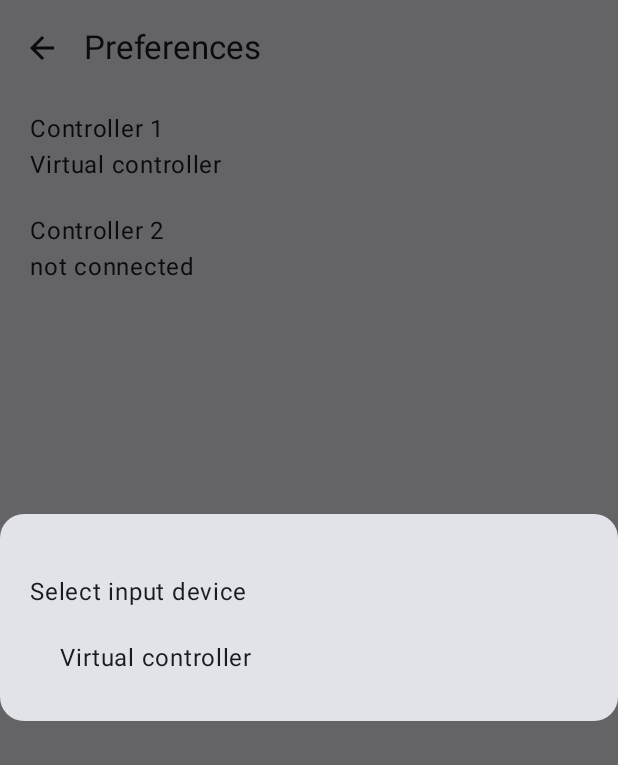
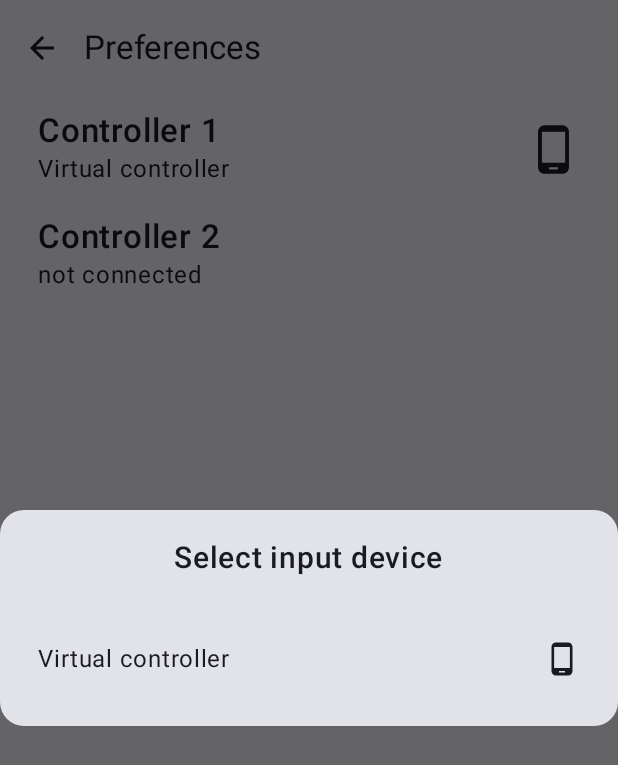
Before and after one commit to onandor/NesEmuAndroid, an Android app built with Jetpack Compose: the PreferencesScreen screen opened through its navigation route, after a tap on "Controller 1", on a phone screen of 412 x 824 dp. Shown: the top 765 px of the screen. Run offline under Robolectric (Android 15) with nearby library versions, the phone set to English and light mode, and no system bars; our stand-ins replace Dagger/Hilt's generated code; 1 statement that could not run was skipped.

Commit message:
Improve input device selection

```diff
--- a/app/src/main/java/com/onandor/nesemu/input/NesInputManager.kt
+++ b/app/src/main/java/com/onandor/nesemu/input/NesInputManager.kt
@@ -4,21 +4,29 @@ import android.hardware.input.InputManager
 import android.util.Log
 import android.view.InputDevice
 import android.view.KeyEvent
+import kotlinx.coroutines.flow.MutableStateFlow
+import kotlinx.coroutines.flow.asStateFlow
+import kotlinx.coroutines.flow.update
 
 class NesInputManager(private val inputManager: InputManager) {
 
+    data class State(
+        val availableDevices: List<NesInputDevice> = emptyList(),
+        val controller1Device: NesInputDevice? = null,
+        val controller2Device: NesInputDevice? = null
+    )
+
     private val availableDevicesMap = mutableMapOf<Int, NesInputDevice>()
-    val availableDevices: List<NesInputDevice>
-        get() {
-            return availableDevicesMap.values.toList()
-        }
 
-    private val controller1Buttons = initControllerButtons()
-    private val controller2Buttons = initControllerButtons()
+    private val controller1Buttons: MutableMap<NesButton, NesButtonState> = initControllerButtons()
+    private val controller2Buttons: MutableMap<NesButton, NesButtonState> = initControllerButtons()
     var controller1Device: NesInputDevice? = null
         private set
     var controller2Device: NesInputDevice? = null
         private set
+
+    private val _state = MutableStateFlow(State())
+    val state = _state.asStateFlow()
 
     private val inputDeviceListener = object : InputManager.InputDeviceListener {
 
@@ -27,12 +35,23 @@ class NesInputManager(private val inputManager: InputManager) {
             if (device == null || availableDevicesMap.contains(deviceId)) {
                 return
             }
-            getNesInputDevice(device)?.let { availableDevicesMap.put(it.id, it) }
+            getNesInputDevice(device)?.let {
+                availableDevicesMap.put(it.id, it)
+                updateState()
+            }
             Log.d(TAG, "Input device added: ${device.name} (id: $deviceId)")
         }
 
         override fun onInputDeviceRemoved(deviceId: Int) {
             val nesDevice = availableDevicesMap.remove(deviceId)
+            nesDevice?.let {
+                if (controller1Device == it) {
+                    controller1Device = null
+                } else if (controller2Device == it) {
+                    controller2Device = null
+                }
+                updateState()
+            }
             Log.d(TAG, "Input device removed: ${nesDevice?.name} (id: ${nesDevice?.id})")
         }
 
@@ -40,8 +59,8 @@ class NesInputManager(private val inputManager: InputManager) {
     }
 
     init {
+        controller1Device = VIRTUAL_CONTROLLER
         refreshAvailableDevices()
-        controller1Device = VIRTUAL_CONTROLLER
     }
 
     private fun getNesInputDevice(device: InputDevice): NesInputDevice? {
@@ -53,7 +72,8 @@ class NesInputManager(private val inputManager: InputManager) {
             if (device.supportsSource(InputDevice.SOURCE_GAMEPAD)
                 || device.supportsSource(InputDevice.SOURCE_GAMEPAD)) {
                 NesInputDeviceType.CONTROLLER
-            } else if (device.supportsSource(InputDevice.SOURCE_KEYBOARD)) {
+            } else if (device.supportsSource(InputDevice.SOURCE_KEYBOARD)
+                && device.keyboardType == InputDevice.KEYBOARD_TYPE_ALPHABETIC) {
                 NesInputDeviceType.KEYBOARD
             } else {
                 return null
@@ -67,7 +87,7 @@ class NesInputManager(private val inputManager: InputManager) {
         )
     }
 
-    fun refreshAvailableDevices() {
+    private fun refreshAvailableDevices() {
         availableDevicesMap.clear()
         availableDevicesMap.put(VIRTUAL_CONTROLLER.id, VIRTUAL_CONTROLLER)
 
@@ -81,10 +101,12 @@ class NesInputManager(private val inputManager: InputManager) {
 
             getNesInputDevice(device)?.let { availableDevicesMap.put(it.id, it) }
         }
+
+        updateState()
     }
 
     fun setInputDevice(controllerId: Int, device: NesInputDevice) {
-        if (!availableDevices.contains(device)) {
+        if (!availableDevicesMap.contains(device.id)) {
             return
         }
 
@@ -99,6 +121,8 @@ class NesInputManager(private val inputManager: InputManager) {
                 controller1Device = null
             }
         }
+
+        updateState()
     }
 
     fun onInputEvents(deviceId: Int, buttonStates: Map<NesButton, NesButtonState>) {
@@ -161,6 +185,16 @@ class NesInputManager(private val inputManager: InputManager) {
         return buttonStates
     }
 
+    private fun updateState() {
+        _state.update {
+            it.copy(
+                availableDevices = availableDevicesMap.values.toList(),
+                controller1Device = controller1Device,
+                controller2Device = controller2Device
+            )
+        }
+    }
+
     private fun initControllerButtons(): MutableMap<NesButton, NesButtonState> {
         return mutableMapOf<NesButton, NesButtonState>(
             NesButton.DPAD_RIGHT to NesButtonState.UP,
--- a/app/src/main/java/com/onandor/nesemu/ui/components/ListItem.kt
+++ b/app/src/main/java/com/onandor/nesemu/ui/components/ListItem.kt
@@ -4,8 +4,10 @@ import androidx.compose.foundation.clickable
 import androidx.compose.foundation.layout.Arrangement
 import androidx.compose.foundation.layout.Column
 import androidx.compose.foundation.layout.Row
+import androidx.compose.foundation.layout.Spacer
 import androidx.compose.foundation.layout.fillMaxWidth
 import androidx.compose.foundation.layout.padding
+import androidx.compose.foundation.layout.width
 import androidx.compose.material3.Checkbox
 import androidx.compose.runtime.Composable
 import androidx.compose.runtime.mutableStateOf
@@ -31,7 +33,7 @@ fun CheckboxListItem(
                 checked = !checked
                 onCheckedChange(checked)
             }
-            .padding(start = 20.dp, end = 10.dp),
+            .padding(start = 25.dp, end = 15.dp),
         horizontalArrangement = Arrangement.SpaceBetween,
         verticalAlignment = Alignment.CenterVertically
     ) {
@@ -58,14 +60,18 @@ fun ClickableListItem(
         modifier = modifier
             .fillMaxWidth()
             .clickable { onClick() }
-            .padding(top = 10.dp, bottom = 10.dp, start = 20.dp, end = 20.dp),
+            .padding(top = 10.dp, bottom = 10.dp, start = 25.dp, end = 25.dp),
         horizontalArrangement = Arrangement.SpaceBetween,
         verticalAlignment = Alignment.CenterVertically
     ) {
-        Column {
+        Column(
+            modifier = Modifier
+                .weight(1f)
+        ) {
             mainText()
             subText()
         }
+        Spacer(modifier = Modifier.width(15.dp))
         displayItem()
     }
 }
--- a/app/src/main/java/com/onandor/nesemu/ui/screens/PreferencesScreen.kt
+++ b/app/src/main/java/com/onandor/nesemu/ui/screens/PreferencesScreen.kt
@@ -1,13 +1,17 @@
 package com.onandor.nesemu.ui.screens
 
 import androidx.activity.compose.BackHandler
+import androidx.compose.foundation.layout.Arrangement
 import androidx.compose.foundation.layout.Column
-import androidx.compose.foundation.layout.Spacer
+import androidx.compose.foundation.layout.Row
 import androidx.compose.foundation.layout.fillMaxSize
 import androidx.compose.foundation.layout.fillMaxWidth
 import androidx.compose.foundation.layout.height
 import androidx.compose.foundation.layout.padding
+import androidx.compose.foundation.layout.size
+import androidx.compose.foundation.rememberScrollState
 import androidx.compose.foundation.shape.RoundedCornerShape
+import androidx.compose.foundation.verticalScroll
 import androidx.compose.material.icons.Icons
 import androidx.compose.material.icons.automirrored.filled.ArrowBack
 import androidx.compose.material3.Card
@@ -20,15 +24,22 @@ import androidx.compose.material3.TopAppBar
 import androidx.compose.runtime.Composable
 import androidx.compose.runtime.collectAsState
 import androidx.compose.runtime.getValue
+import androidx.compose.ui.Alignment
 import androidx.compose.ui.Modifier
+import androidx.compose.ui.res.painterResource
+import androidx.compose.ui.text.font.FontWeight
+import androidx.compose.ui.text.style.TextOverflow
 import androidx.compose.ui.unit.dp
+import androidx.compose.ui.unit.sp
 import androidx.compose.ui.window.Dialog
 import androidx.hilt.navigation.compose.hiltViewModel
 import com.onandor.nesemu.input.NesInputDevice
+import com.onandor.nesemu.input.NesInputDeviceType
 import com.onandor.nesemu.input.NesInputManager
 import com.onandor.nesemu.ui.components.ClickableListItem
 import com.onandor.nesemu.viewmodels.PreferencesViewModel
 import com.onandor.nesemu.viewmodels.PreferencesViewModel.Event
+import com.onandor.nesemu.R
 
 @Composable
 fun PreferencesScreen(
@@ -46,26 +57,44 @@ fun PreferencesScreen(
         ) {
             ClickableListItem(
                 onClick = {
-                    viewModel.onEvent(
-                        Event.OnOpenDeviceSelectionDialog(NesInputManager.CONTROLLER_1)
+                    viewModel
+                        .onEvent(Event.OnOpenDeviceSelectionDialog(NesInputManager.CONTROLLER_1))
+                },
+                mainText = {
+                    Text(
+                        text = "Controller 1",
+                        fontSize = 22.sp,
+                        fontWeight = FontWeight.SemiBold
                     )
                 },
-                mainText = { Text("Controller 1") },
-                subText = {
-                    val text = uiState.controller1Device?.name ?: "not connected"
-                    Text(text)
+                subText = { InputDeviceText(uiState.controller1Device?.name ?: "not connected") },
+                displayItem = {
+                    InputDeviceIcon(
+                        modifier = Modifier.size(35.dp),
+                        device = uiState.controller1Device
+                    )
                 }
             )
             ClickableListItem(
                 onClick = {
-                    viewModel.onEvent(
-                        Event.OnOpenDeviceSelectionDialog(NesInputManager.CONTROLLER_2)
+                    viewModel
+                        .onEvent(Event.OnOpenDeviceSelectionDialog(NesInputManager.CONTROLLER_2))
+                },
+                mainText = {
+                    Text(
+                        text = "Controller 2",
+                        fontSize = 22.sp,
+                        fontWeight = FontWeight.SemiBold,
+                        maxLines = 2,
+                        overflow = TextOverflow.Ellipsis
                     )
                 },
-                mainText = { Text("Controller 2") },
-                subText = {
-                    val text = uiState.controller2Device?.name ?: "not connected"
-                    Text(text)
+                subText = { InputDeviceText(uiState.controller2Device?.name ?: "not connected") },
+                displayItem = {
+                    InputDeviceIcon(
+                        modifier = Modifier.size(35.dp),
+                        device = uiState.controller2Device
+                    )
                 }
             )
         }
@@ -107,22 +136,60 @@ private fun DeviceSelectionDialog(
 ) {
     Dialog(onDismissRequest = { onEvent(Event.OnCloseDeviceSelectionDialog) }) {
         Card(shape = RoundedCornerShape(16.dp)) {
+            Row(
+                modifier = Modifier
+                    .fillMaxWidth()
+                    .padding(top = 20.dp),
+                horizontalArrangement = Arrangement.Center,
+                verticalAlignment = Alignment.CenterVertically
+            ) {
+                Text(
+                    modifier = Modifier.padding(bottom = 20.dp),
+                    text = "Select input device",
+                    fontSize = 20.sp,
+                    fontWeight = FontWeight.SemiBold
+                )
+            }
             Column(
                 modifier = Modifier
                     .fillMaxWidth()
-                    .padding(20.dp)
+                    .padding(bottom = 10.dp)
+                    .verticalScroll(rememberScrollState()),
             ) {
-                Text(
-                    modifier = Modifier.padding(top = 20.dp, bottom = 10.dp),
-                    text = "Select input device"
-                )
                 availableDevices.forEach { device ->
                     ClickableListItem(
+                        modifier = Modifier.height(70.dp),
                         onClick = { onEvent(Event.OnDeviceSelected(controllerId, device)) },
-                        mainText = { Text(device.name) }
+                        mainText = { InputDeviceText(device.name) },
+                        displayItem = { InputDeviceIcon(device = device) }
                     )
                 }
             }
         }
     }
 }
+
+@Composable
+private fun InputDeviceIcon(modifier: Modifier = Modifier, device: NesInputDevice?) {
+    device?.let {
+        val icon = when (it.type) {
+            NesInputDeviceType.CONTROLLER -> R.drawable.ic_controller
+            NesInputDeviceType.VIRTUAL_CONTROLLER -> R.drawable.ic_device
+            NesInputDeviceType.KEYBOARD -> R.drawable.ic_keyboard
+        }
+        Icon(
+            modifier = modifier,
+            painter = painterResource(icon),
+            contentDescription = null
+        )
+    }
+}
+
+@Composable
+private fun InputDeviceText(deviceName: String) {
+    Text(
+        text = deviceName,
+        maxLines = 2,
+        overflow = TextOverflow.Ellipsis
+    )
+}
--- a/app/src/main/java/com/onandor/nesemu/viewmodels/PreferencesViewModel.kt
+++ b/app/src/main/java/com/onandor/nesemu/viewmodels/PreferencesViewModel.kt
@@ -1,13 +1,16 @@
 package com.onandor.nesemu.viewmodels
 
 import androidx.lifecycle.ViewModel
+import androidx.lifecycle.viewModelScope
 import com.onandor.nesemu.input.NesInputDevice
 import com.onandor.nesemu.input.NesInputManager
 import com.onandor.nesemu.navigation.NavigationManager
 import com.onandor.nesemu.util.PreferenceStore
 import dagger.hilt.android.lifecycle.HiltViewModel
 import kotlinx.coroutines.flow.MutableStateFlow
-import kotlinx.coroutines.flow.asStateFlow
+import kotlinx.coroutines.flow.SharingStarted
+import kotlinx.coroutines.flow.combine
+import kotlinx.coroutines.flow.stateIn
 import kotlinx.coroutines.flow.update
 import javax.inject.Inject
 
@@ -28,23 +31,25 @@ class PreferencesViewModel @Inject constructor(
     sealed class Event {
         data class OnOpenDeviceSelectionDialog(val controllerId: Int) : Event()
         object OnCloseDeviceSelectionDialog : Event()
-        object OnRefreshInputDevices : Event()
         data class OnDeviceSelected(val controllerId: Int, val device: NesInputDevice) : Event()
         object OnNavigateBack : Event()
     }
 
     private val _uiState = MutableStateFlow(UiState())
-    val uiState = _uiState.asStateFlow()
-
-    init {
-        _uiState.update {
-            it.copy(
-                availableDevices = inputManager.availableDevices,
-                controller1Device = inputManager.controller1Device,
-                controller2Device = inputManager.controller2Device
-            )
-        }
+    val uiState = combine(
+        _uiState, inputManager.state
+    ) { uiState, inputManagerState ->
+        uiState.copy(
+            availableDevices = inputManagerState.availableDevices,
+            controller1Device = inputManagerState.controller1Device,
+            controller2Device = inputManagerState.controller2Device
+        )
     }
+        .stateIn(
+            scope = viewModelScope,
+            started = SharingStarted.WhileSubscribed(2000),
+            initialValue = UiState()
+        )
 
     fun onEvent(event: Event) {
         when (event) {
@@ -54,26 +59,9 @@ class PreferencesViewModel @Inject constructor(
             is Event.OnCloseDeviceSelectionDialog -> {
                 _uiState.update { it.copy(deviceSelectionControllerId = null) }
             }
-            is Event.OnRefreshInputDevices -> {
-                inputManager.refreshAvailableDevices()
-            }
             is Event.OnDeviceSelected -> {
                 inputManager.setInputDevice(event.controllerId, event.device)
-                if (event.controllerId == NesInputManager.CONTROLLER_1) {
-                    _uiState.update {
-                        it.copy(
-                            controller1Device = inputManager.controller1Device,
-                            deviceSelectionControllerId = null
-                        )
-                    }
-                } else {
-                    _uiState.update {
-                        it.copy(
-                            controller2Device = inputManager.controller2Device,
-                            deviceSelectionControllerId = null
-                        )
-                    }
-                }
+                _uiState.update { it.copy(deviceSelectionControllerId = null) }
             }
             is Event.OnNavigateBack -> {
                 navManager.navigateBack()
--- /dev/null
+++ b/app/src/main/res/drawable/ic_controller.xml
@@ -0,0 +1,5 @@
+<vector xmlns:android="http://schemas.android.com/apk/res/android" android:height="24dp" android:tint="#000000" android:viewportHeight="24" android:viewportWidth="24" android:width="24dp">
+
+    <path android:fillColor="@android:color/white" android:pathData="M21,6L3,6c-1.1,0 -2,0.9 -2,2v8c0,1.1 0.9,2 2,2h18c1.1,0 2,-0.9 2,-2L23,8c0,-1.1 -0.9,-2 -2,-2zM11,13L8,13v3L6,16v-3L3,13v-2h3L6,8h2v3h3v2zM15.5,15c-0.83,0 -1.5,-0.67 -1.5,-1.5s0.67,-1.5 1.5,-1.5 1.5,0.67 1.5,1.5 -0.67,1.5 -1.5,1.5zM19.5,12c-0.83,0 -1.5,-0.67 -1.5,-1.5S18.67,9 19.5,9s1.5,0.67 1.5,1.5 -0.67,1.5 -1.5,1.5z"/>
+
+</vector>
--- /dev/null
+++ b/app/src/main/res/drawable/ic_device.xml
@@ -0,0 +1,5 @@
+<vector xmlns:android="http://schemas.android.com/apk/res/android" android:height="24dp" android:tint="#000000" android:viewportHeight="24" android:viewportWidth="24" android:width="24dp">
+
+    <path android:fillColor="@android:color/white" android:pathData="M16,1L8,1C6.34,1 5,2.34 5,4v16c0,1.66 1.34,3 3,3h8c1.66,0 3,-1.34 3,-3L19,4c0,-1.66 -1.34,-3 -3,-3zM14,21h-4v-1h4v1zM17.25,18L6.75,18L6.75,4h10.5v14z"/>
+
+</vector>
--- /dev/null
+++ b/app/src/main/res/drawable/ic_keyboard.xml
@@ -0,0 +1,5 @@
+<vector xmlns:android="http://schemas.android.com/apk/res/android" android:height="24dp" android:tint="#000000" android:viewportHeight="24" android:viewportWidth="24" android:width="24dp">
+
+    <path android:fillColor="@android:color/white" android:pathData="M20,5L4,5c-1.1,0 -1.99,0.9 -1.99,2L2,17c0,1.1 0.9,2 2,2h16c1.1,0 2,-0.9 2,-2L22,7c0,-1.1 -0.9,-2 -2,-2zM11,8h2v2h-2L11,8zM11,11h2v2h-2v-2zM8,8h2v2L8,10L8,8zM8,11h2v2L8,13v-2zM7,13L5,13v-2h2v2zM7,10L5,10L5,8h2v2zM16,17L8,17v-2h8v2zM16,13h-2v-2h2v2zM16,10h-2L14,8h2v2zM19,13h-2v-2h2v2zM19,10h-2L17,8h2v2z"/>
+
+</vector>
```
